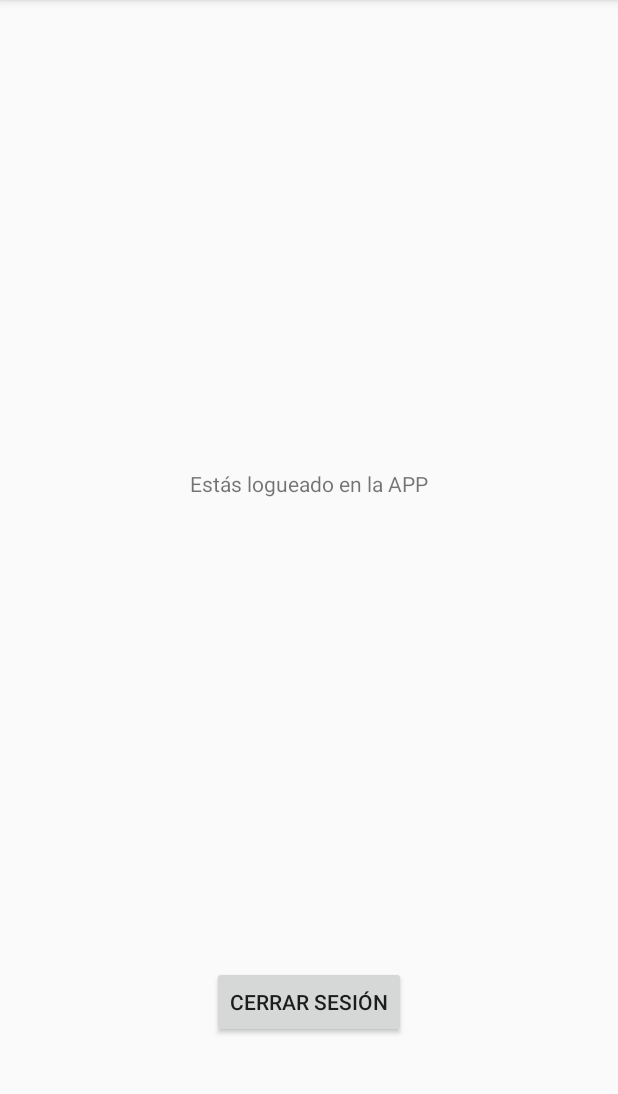
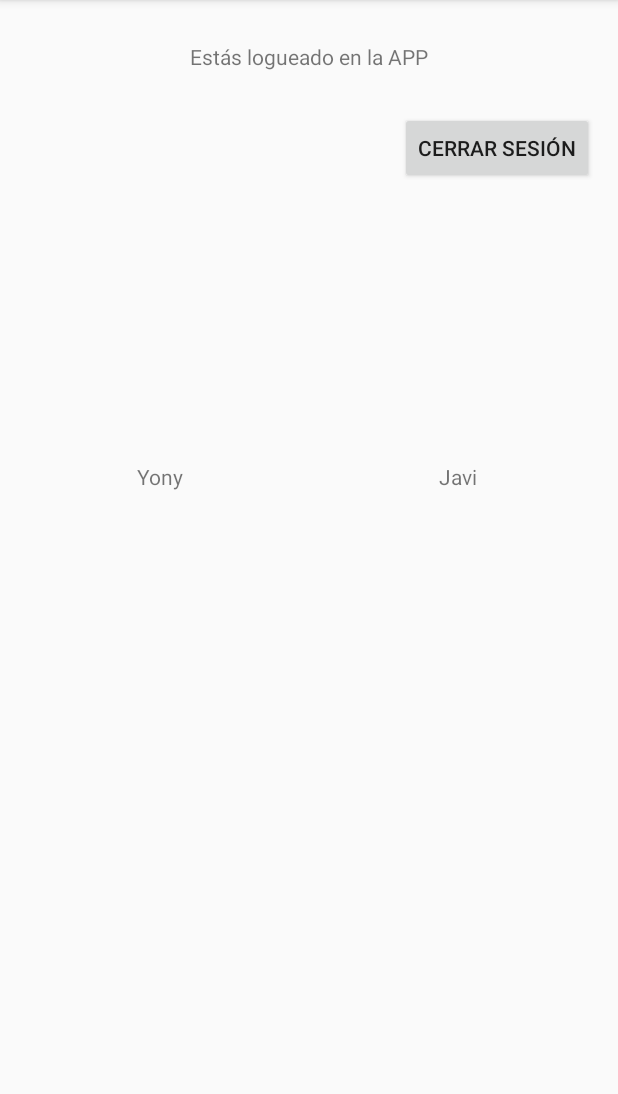
Before and after one commit to taysir20/entrega2Android, an Android app: the SecondActivity screen opened directly, with no data from a screen before it, on a phone screen of 412 x 824 dp, the part 84-1178 px from its top. Run offline under Robolectric (Android 15) with nearby library versions, the phone set to English and light mode, and no system bars; our stand-ins replace Firebase (no records; nobody signed in at launch, a user with empty details on screens opened directly).

Commit message:
ListFragment añadido al SecondView sin Firebase

```diff
--- a/entrega2/src/main/res/layout/activity_second.xml
+++ b/entrega2/src/main/res/layout/activity_second.xml
@@ -5,6 +5,21 @@
     android:layout_width="match_parent"
     android:layout_height="match_parent"
     tools:context="com.example.entrega2.SecondActivity">
+
+    <fragment
+        android:id="@+id/fragmentList"
+        android:name="com.example.mylib.fragment.ListFragment"
+        android:layout_width="0dp"
+        android:layout_height="417dp"
+        android:layout_marginBottom="8dp"
+        android:layout_marginEnd="8dp"
+        android:layout_marginStart="8dp"
+        android:layout_marginTop="8dp"
+        app:layout_constraintBottom_toBottomOf="parent"
+        app:layout_constraintEnd_toEndOf="parent"
+        app:layout_constraintStart_toStartOf="parent"
+        app:layout_constraintTop_toTopOf="parent"
+        app:layout_constraintVertical_bias="0.897" />
 
     <TextView
         android:id="@+id/lblBienvenida"
@@ -23,11 +38,15 @@
         android:id="@+id/btnLogOut"
         android:layout_width="wrap_content"
         android:layout_height="wrap_content"
-        android:layout_marginBottom="76dp"
+        android:layout_marginBottom="420dp"
         android:layout_marginEnd="8dp"
         android:layout_marginStart="8dp"
+        android:layout_marginTop="8dp"
         android:text="Button"
         app:layout_constraintBottom_toBottomOf="parent"
         app:layout_constraintEnd_toEndOf="parent"
-        app:layout_constraintStart_toStartOf="parent" />
+        app:layout_constraintHorizontal_bias="0.971"
+        app:layout_constraintStart_toStartOf="parent"
+        app:layout_constraintTop_toTopOf="parent"
+        app:layout_constraintVertical_bias="0.228" />
 </android.support.constraint.ConstraintLayout>
--- a/mylib/src/main/java/com/example/mylib/fragment/ListAdapter.java
+++ b/mylib/src/main/java/com/example/mylib/fragment/ListAdapter.java
@@ -14,12 +14,12 @@ import com.example.mylib.R;
 
 public class ListAdapter extends RecyclerView.Adapter<ListAdapter.MyViewHolder>{
     @Override
-    public MyViewHolder onCreateViewHolder(ViewGroup parent, int viewType) { //creamos el molde de la celda y lo asociamos con su xml que e sel que hemos creado llamado list_cell_layout.
+    public MyViewHolder onCreateViewHolder(ViewGroup parent, int viewType) { //creamos el molde de la celda y lo asociamos con su xml que es el que hemos creado llamado list_cell_layout.
         //Este xml es la parte visual de la celda (lo que queremos que contenga)
         // Linkamos el ViewHolder(controlador) con su xml(vista).Para hacerlo se tiene que usar el método inflate.
-        //En Android se considera que los xml son una especie d eglobos desinchados que hay que hinchar para darle una forma
+        //En Android se considera que los xml son una especie de globos desinchados que hay que hinchar para darle una forma
         //antes de meter los contenidos.
-        View view = LayoutInflater.from(parent.getContext()).inflate(R.layout.list_cell_layout, null); // s epone null porque no tiene padre de jerarquia. Normalmente lo dejaremos a null.
+        View view = LayoutInflater.from(parent.getContext()).inflate(R.layout.list_cell_layout, null); // se pone null porque no tiene padre de jerarquía. Normalmente lo dejaremos a null.
         MyViewHolder viewHolder = new MyViewHolder(view);
         return viewHolder;
     }
@@ -38,7 +38,7 @@ public class ListAdapter extends RecyclerView.Adapter<ListAdapter.MyViewHolder>{
     public int getItemCount() {
         return 2;
     } //extendemos del padre genérico adapter.
-    //Necesitamos que recoja datso de tipo VH--> View Holder que es un dataholder basicamente que contiene los datos de la colección
+    //Necesitamos que recoja datos de tipo VH--> View Holder que es un dataholder basicamente que contiene los datos de la colección
 
 
 
--- a/mylib/src/main/res/layout/list_cell_layout.xml
+++ b/mylib/src/main/res/layout/list_cell_layout.xml
@@ -5,8 +5,10 @@
 
     <TextView
         android:id="@+id/txtNombre"
-        android:layout_width="wrap_content"
+        android:layout_width="match_parent"
         android:layout_height="wrap_content"
         android:layout_weight="1"
-        android:text="TextView" />
+        android:backgroundTint="@android:color/holo_green_light"
+        android:text="TextView"
+        android:textAlignment="center" />
 </LinearLayout>
```
Also changed, not shown: entrega2/src/main/java/com/example/entrega2/SecondActivity.java (+27 -1 lines), entrega2/src/main/java/com/example/entrega2/entity/Coche.java (added, +9 -0 lines), entrega2/src/main/java/com/example/entrega2/firebase/FirebaseAdmin.java (+31 -1 lines).
